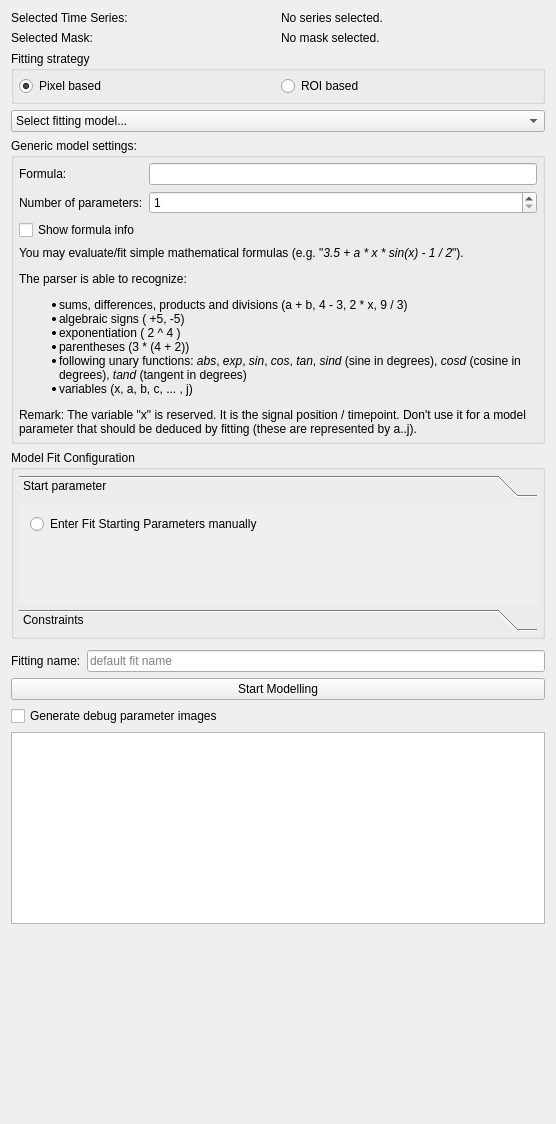
Before: the Qt Designer form Plugins/org.mitk.gui.qt.fit.genericfitting/src/internal/GenericDataFittingViewControls.ui in MITK/MITK, drawn with Qt 5.
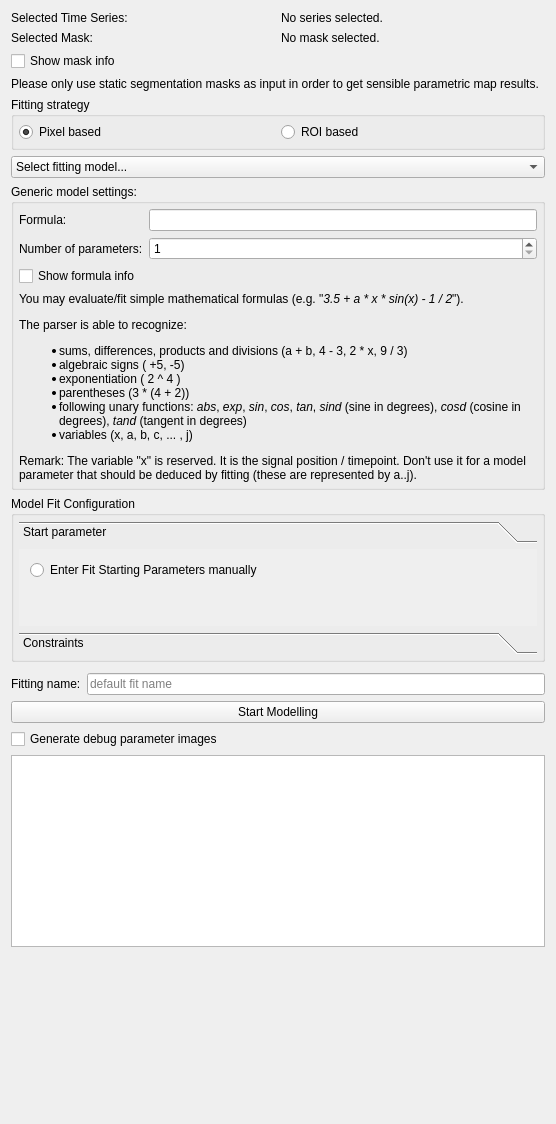
After: the same form once the commit is applied. Custom widgets are drawn as their Qt base class.

Commit message: T30343, T30339 -Add mask info box to GenericDataFitting, MRPerfusion an PETDynamic views.

```diff
--- a/Plugins/org.mitk.gui.qt.fit.genericfitting/src/internal/GenericDataFittingViewControls.ui
+++ b/Plugins/org.mitk.gui.qt.fit.genericfitting/src/internal/GenericDataFittingViewControls.ui
@@ -58,6 +58,20 @@
        </item>
       </layout>
      </item>
+     <item>
+      <widget class="QCheckBox" name="checkMaskInfo">
+       <property name="text">
+        <string>Show mask info</string>
+       </property>
+      </widget>
+     </item>
+     <item>
+      <widget class="QLabel" name="labelMaskInfo">
+       <property name="text">
+        <string>&lt;html&gt;&lt;head/&gt;&lt;body&gt;&lt;p&gt;Please only use static segmentation masks as input in order to get sensible parametric map results.&lt;/p&gt;&lt;/body&gt;&lt;/html&gt;</string>
+       </property>
+      </widget>
+     </item>
      <item>
       <widget class="QGroupBox" name="groupBox">
        <property name="title">
@@ -222,8 +236,8 @@
           <rect>
            <x>0</x>
            <y>0</y>
-           <width>518</width>
-           <height>105</height>
+           <width>528</width>
+           <height>155</height>
           </rect>
          </property>
          <attribute name="label">
```
Left out of the diff: 4 changed lines with no effect on the pictures. The commit also changes 5 other files.
